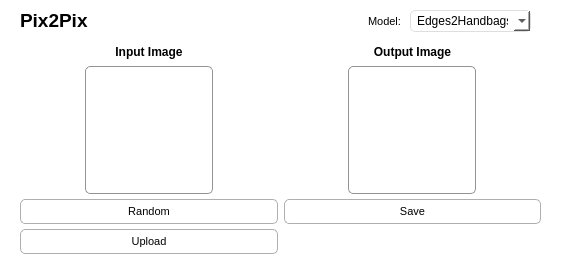
This is app/template.ui in TamirPuzanov/Pix2Pix-PyTorch as Qt 5 draws it before an edit. The edited form follows.
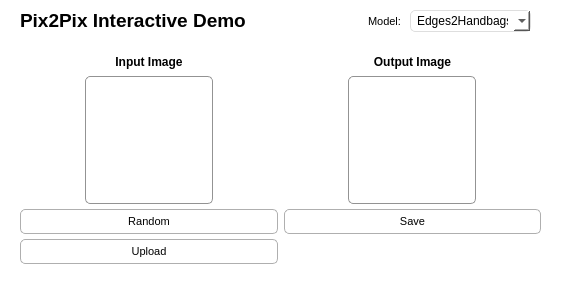
This is the edited form.

What changed in the file:
```diff
--- a/app/template.ui
+++ b/app/template.ui
@@ -2,14 +2,23 @@
 <ui version="4.0">
  <class>Form</class>
  <widget class="QWidget" name="Form">
+  <property name="enabled">
+   <bool>true</bool>
+  </property>
   <property name="geometry">
    <rect>
     <x>0</x>
     <y>0</y>
     <width>563</width>
-    <height>275</height>
+    <height>288</height>
    </rect>
   </property>
+  <property name="sizePolicy">
+   <sizepolicy hsizetype="Fixed" vsizetype="Fixed">
+    <horstretch>0</horstretch>
+    <verstretch>0</verstretch>
+   </sizepolicy>
+  </property>
   <property name="windowTitle">
    <string>Form</string>
   </property>
@@ -20,7 +29,7 @@
    <property name="geometry">
     <rect>
      <x>20</x>
-     <y>40</y>
+     <y>50</y>
      <width>521</width>
      <height>221</height>
     </rect>
@@ -216,7 +225,7 @@
     <rect>
      <x>20</x>
      <y>10</y>
-     <width>81</width>
+     <width>251</width>
      <height>21</height>
     </rect>
    </property>
@@ -229,7 +238,7 @@
     </font>
    </property>
    <property name="text">
-    <string>Pix2Pix</string>
+    <string>Pix2Pix Interactive Demo</string>
    </property>
   </widget>
   <widget class="QComboBox" name="select_model">
```
Left out of the diff: 2 changed lines with no effect on the pictures.
